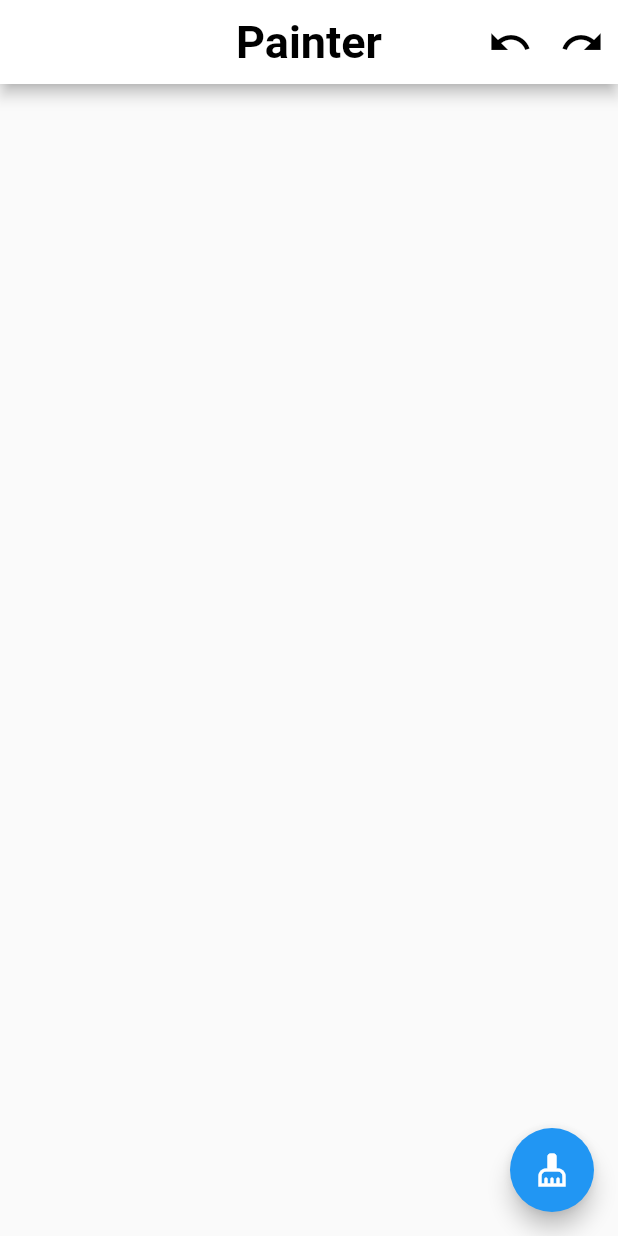
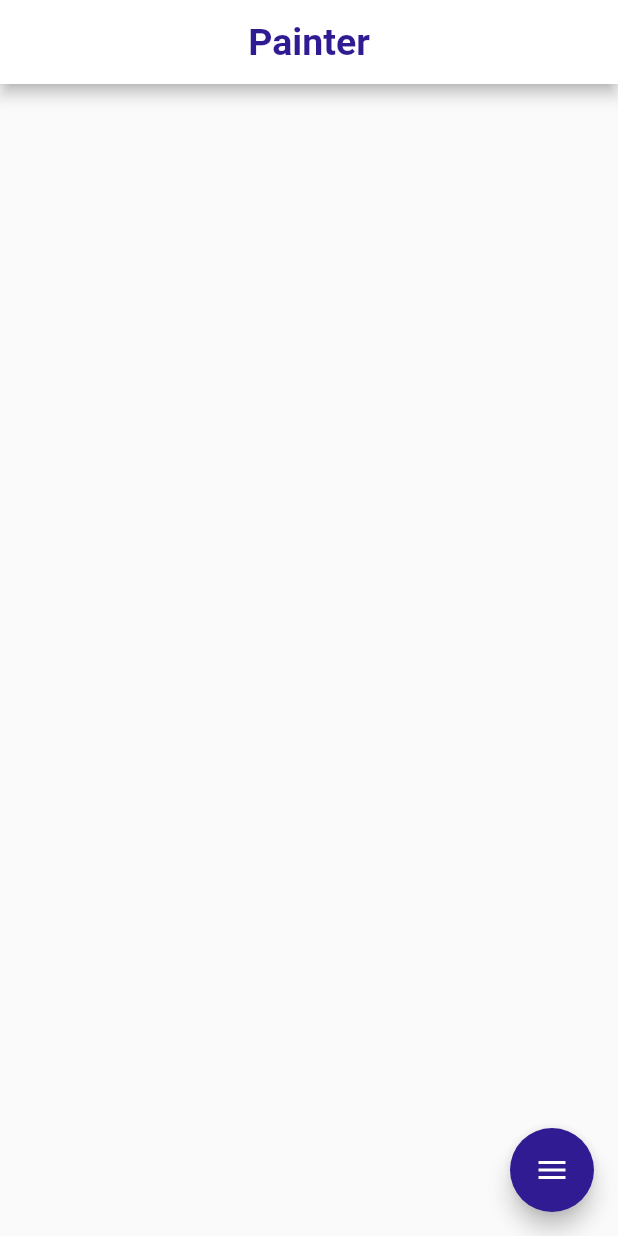
Before and after one commit to AbdallahNassar/Painter, a Flutter app: the screen it shows after launch, on a phone screen of 412 x 824 dp. Run offline on Flutter 3.47's test engine with Material 2 defaults, Android fonts, the phone set to English and light mode, and no system bars; drawn by our look-alikes of flutter_speed_dial; our stand-ins replace get.

Commit message:
final branch init

```diff
--- a/painter/lib/app/modules/home/controllers/home_controller.dart
+++ b/painter/lib/app/modules/home/controllers/home_controller.dart
@@ -7,7 +7,9 @@ class HomeController extends GetxController {
   //================================ Properties ================================
   var _pointsList = <Offset>[].obs;
   // this will hold the deleted points, for later redoing.
-  var _trashList = <Offset>[];
+  // this was made into [obs] to allow the 'isRedoActive' to update
+  // automagically when the [trashlist] length change
+  var _trashList = <Offset>[].obs;
   // these are '.obs' to rebuild the entire UI from the settings menu
   var _pointsMode = PointMode.lines.obs;
   var _strokeWitdth = 5.0.obs;
@@ -38,6 +40,11 @@ class HomeController extends GetxController {
   PointMode get pointsMode => _pointsMode.value;
   double get strokeWidth => _strokeWitdth.value;
   Color get color => _color.value;
+  // these will be reactive as they will automagically change when the
+  // lists lengths change.
+  bool get isUndoActive => _pointsList.isNotEmpty;
+  bool get isRedoActive => _trashList.isNotEmpty;
+  bool get isRestoreActive => (_pointsList.isEmpty && _trashList.isNotEmpty);
   //============================================================================
   set addPoint(Offset point) {
     print(point);
@@ -56,19 +63,26 @@ class HomeController extends GetxController {
 
   //============================================================================
   void clearPoints() {
+    print('is trash empty ? ${_trashList.isEmpty}');
+    _trashList.value = List.from(_pointsList);
     _pointsList.clear();
+    print('is trash empty ? ${_trashList.isEmpty}');
   }
 
   //============================================================================
   void undo() {
-    if (_pointsList.length == 0) return;
     _trashList.add(_pointsList.removeLast());
   }
 
   //============================================================================
   void redo() {
-    if (_trashList.length == 0) return;
     _pointsList.add(_trashList.removeLast());
+  }
+
+  //============================================================================
+  void restore() {
+    _pointsList.value = List.from(_trashList);
+    _trashList.clear();
   }
   //============================================================================
 
--- a/painter/lib/app/modules/home/views/home_view.dart
+++ b/painter/lib/app/modules/home/views/home_view.dart
@@ -1,13 +1,12 @@
 import 'dart:ui';
 
 import 'package:flutter/material.dart';
+import 'package:get/get.dart';
 
-import 'package:get/get.dart';
 import 'package:painter/app/core/utils/values/constants.dart';
-
+import 'package:painter/app/modules/home/widgets/custom_fab.dart';
 import 'package:painter/app/theme/app_theme.dart';
 import 'package:painter/app/modules/home/widgets/my_painter.dart';
-
 import '../controllers/home_controller.dart';
 
 class HomeView extends GetView<HomeController> {
@@ -24,28 +23,6 @@ class HomeView extends GetView<HomeController> {
           Constants.appTitle,
           style: AppTheme.appTheme.appBarTheme.titleTextStyle,
         ),
-        actions: [
-          Tooltip(
-            message: 'REDO',
-            child: IconButton(
-              icon: Icon(
-                Icons.undo,
-                size: 30.0,
-              ),
-              onPressed: controller.redo,
-            ),
-          ),
-          Tooltip(
-            message: 'UNDO',
-            child: IconButton(
-              icon: Icon(
-                Icons.redo,
-                size: 30.0,
-              ),
-              onPressed: controller.undo,
-            ),
-          ),
-        ],
         actionsIconTheme: AppTheme.appTheme.appBarTheme.actionsIconTheme,
       ),
       body: SafeArea(
@@ -79,10 +56,7 @@ class HomeView extends GetView<HomeController> {
           ),
         ),
       ),
-      floatingActionButton: FloatingActionButton(
-        onPressed: controller.clearPoints,
-        child: Icon(Icons.cleaning_services),
-      ),
+      floatingActionButton: CustomFAB(),
     );
   }
 }
--- /dev/null
+++ b/painter/lib/app/modules/home/widgets/custom_fab.dart
@@ -0,0 +1,70 @@
+import 'package:flutter/material.dart';
+import 'package:flutter_speed_dial/flutter_speed_dial.dart';
+import 'package:get/get_state_manager/get_state_manager.dart';
+import 'package:painter/app/modules/home/controllers/home_controller.dart';
+
+class CustomFAB extends GetView<HomeController> {
+  @override
+  Widget build(BuildContext context) {
+    return SpeedDial(
+      backgroundColor: Colors.deepPurple.shade900,
+      animatedIcon: AnimatedIcons.menu_close,
+      animatedIconTheme: IconThemeData(color: Colors.white),
+      animationSpeed: 350,
+      closeManually: true,
+      curve: Curves.fastLinearToSlowEaseIn,
+      tooltip: 'Tools',
+      children: [
+        SpeedDialChild(
+          label: 'UNDO',
+          labelStyle: TextStyle(fontSize: 16.0, fontWeight: FontWeight.bold),
+          child: Obx(
+            () => IconButton(
+              icon: Icon(
+                Icons.undo,
+                size: 30.0,
+              ),
+              onPressed: controller.isUndoActive ? controller.undo : null,
+            ),
+          ),
+        ),
+        SpeedDialChild(
+          label: 'Redo',
+          labelStyle: TextStyle(fontSize: 16.0, fontWeight: FontWeight.bold),
+          child: Obx(
+            () => IconButton(
+              icon: Icon(
+                Icons.redo,
+                size: 30.0,
+              ),
+              onPressed: controller.isRedoActive ? controller.redo : null,
+            ),
+          ),
+        ),
+        SpeedDialChild(
+          label: 'Clear',
+          labelStyle: TextStyle(fontSize: 16.0, fontWeight: FontWeight.bold),
+          child: Obx(
+            () => IconButton(
+              icon: Icon(
+                Icons.cleaning_services,
+              ),
+              onPressed:
+                  controller.isUndoActive ? controller.clearPoints : null,
+            ),
+          ),
+        ),
+        SpeedDialChild(
+          label: 'Restore',
+          labelStyle: TextStyle(fontSize: 16.0, fontWeight: FontWeight.bold),
+          child: Obx(
+            () => IconButton(
+              icon: Icon(Icons.restore),
+              onPressed: controller.isRestoreActive ? controller.restore : null,
+            ),
+          ),
+        ),
+      ],
+    );
+  }
+}
--- a/painter/lib/app/theme/app_theme.dart
+++ b/painter/lib/app/theme/app_theme.dart
@@ -13,7 +13,10 @@ class AppTheme {
     ),
     appBarTheme: AppBarTheme(
       titleTextStyle: TextStyle(
-          color: Colors.black, fontWeight: FontWeight.bold, fontSize: 30.0),
+        color: Colors.deepPurple.shade900,
+        fontWeight: FontWeight.bold,
+        fontSize: 25.0,
+      ),
       backgroundColor: AppColors.scaffoldBacgroundColor,
       iconTheme: IconThemeData(
         color: Colors.black,
--- a/painter/pubspec.yaml
+++ b/painter/pubspec.yaml
@@ -30,7 +30,7 @@ dependencies:
   animated_text_kit: ^4.1.1
 
   # add circular fab
-  fab_circular_menu: ^1.0.2
+  flutter_speed_dial: ^3.0.5
 
   # Color picker
   flutter_colorpicker: ^0.4.0
```
Also changed, not shown: painter/pubspec.lock.
